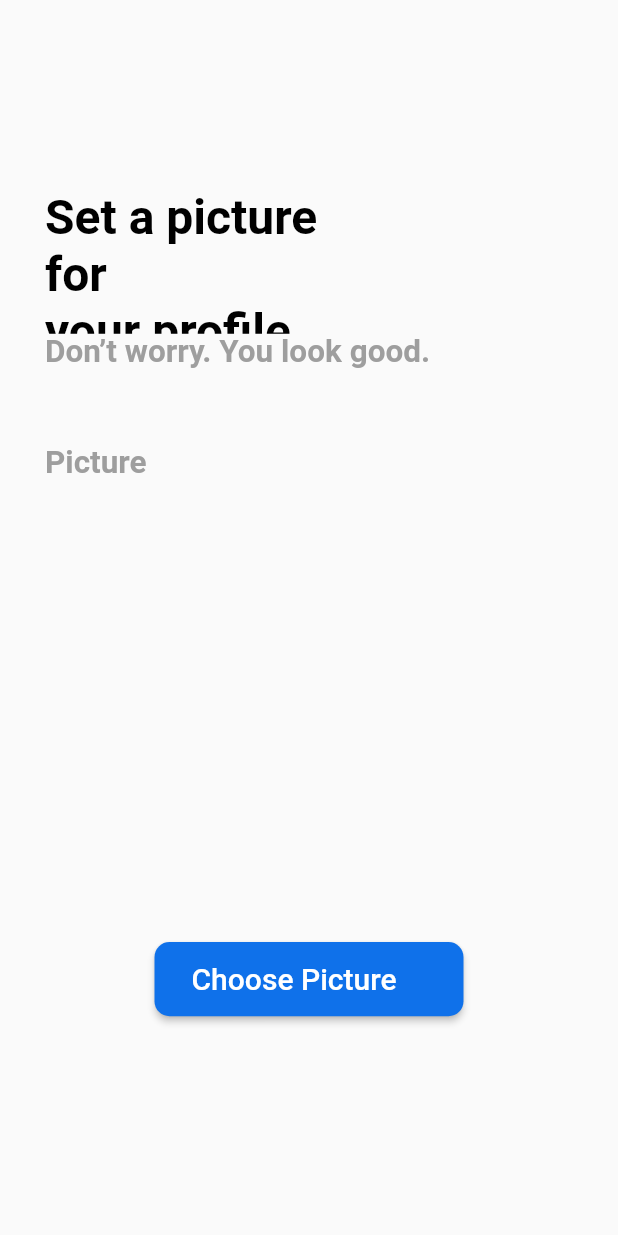
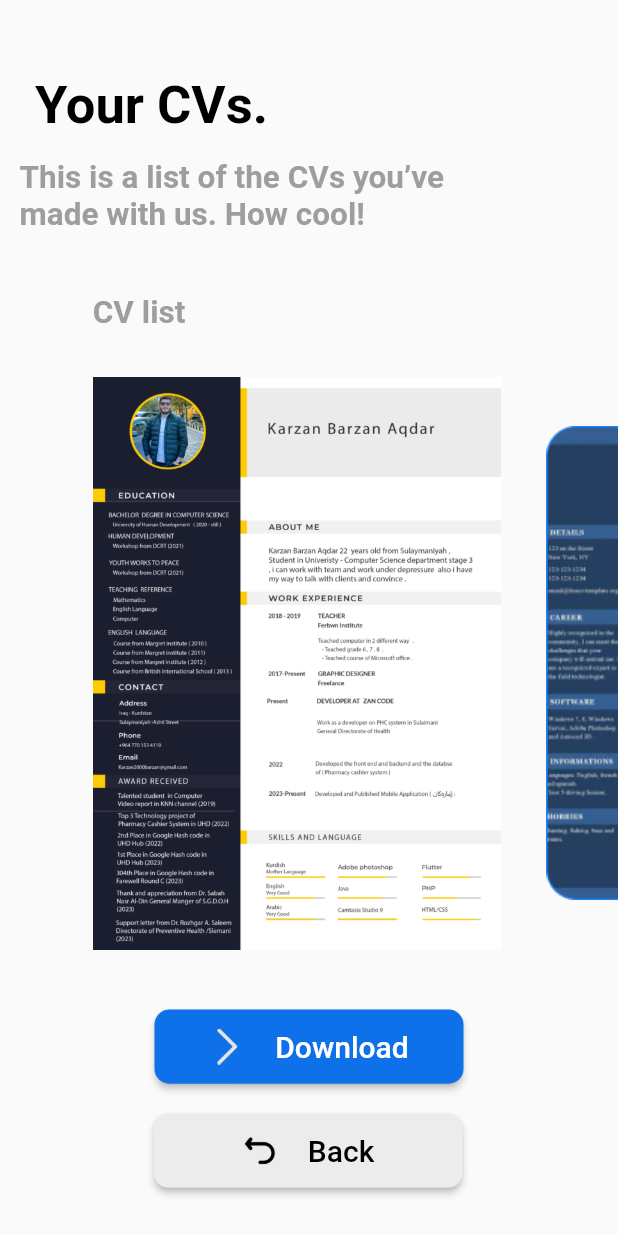
Before and after one commit to SeevProject/mobile, a Flutter app: the screen it shows after launch, on a phone screen of 412 x 824 dp. Run offline on Flutter 3.47's test engine with Material 2 defaults, Android fonts, the phone set to English and light mode, and no system bars; our stand-ins replace image_picker; missing offline and left inert: dart:ffi.

Commit message:
All_Design_Complete

```diff
--- /dev/null
+++ b/lib/Your_CV.dart
@@ -0,0 +1,203 @@
+import 'package:flutter/material.dart';
+
+import 'education_name.dart';
+import 'more_courses.dart';
+
+class Your_cv extends StatefulWidget {
+  const Your_cv({super.key});
+
+  @override
+  State<Your_cv> createState() => _Your_cvState();
+}
+
+class _Your_cvState extends State<Your_cv> {
+  @override
+  Widget build(BuildContext context) {
+    double screenwidth = MediaQuery.of(context).size.width;
+    double screenheight = MediaQuery.of(context).size.height;
+    return Scaffold(
+      body: ListView(
+        children: [
+          Column(
+            children: [
+              Padding(
+                padding: const EdgeInsets.only(top: 50),
+                child: Column(
+                  children: [
+                    Padding(
+                      padding: EdgeInsets.only(right: screenwidth * 0.51),
+                      child: Text(
+                        "Your CVs.",
+                        style: TextStyle(
+                            color: Colors.black,
+                            fontSize: 35,
+                            fontWeight: FontWeight.bold),
+                      ),
+                    ),
+                    Padding(
+                      padding:
+                          EdgeInsets.only(top: 15, right: screenwidth * 0.25),
+                      child: Center(
+                        child: Text(
+                          "This is a list of the CVs you’ve\nmade with us. How cool!",
+                          style: TextStyle(
+                              color: Colors.grey,
+                              fontSize: 21,
+                              fontWeight: FontWeight.bold),
+                        ),
+                      ),
+                    ),
+                    // fields
+
+                    Padding(
+                      padding:
+                          EdgeInsets.only(top: 40, right: screenwidth * 0.55),
+                      child: Text(
+                        "CV list",
+                        style: TextStyle(
+                            color: Colors.grey,
+                            fontSize: 21,
+                            fontWeight: FontWeight.bold),
+                      ),
+                    ),
+                    // cv's
+                    Container(
+                      width: screenwidth * 2,
+                      height: screenheight * 0.5,
+                      child: SingleChildScrollView(
+                        scrollDirection: Axis.horizontal,
+                        child: Row(
+                          mainAxisAlignment: MainAxisAlignment.center,
+                          children: [
+                            Padding(
+                              padding: EdgeInsets.only(
+                                  top: 30, left: screenwidth * 0.15),
+                              child: Container(
+                                color: const Color(0x001c7ffc),
+                                child: const Image(
+                                    image: AssetImage("assets/cv2023.jpg")),
+                              ),
+                            ),
+                            Padding(
+                              padding: const EdgeInsets.only(top: 30, left: 30),
+                              child: Container(
+                                color: const Color(0x001c7ffc),
+                                child: const Image(
+                                    image: AssetImage("assets/temps.png")),
+                              ),
+                            ),
+                            Padding(
+                              padding: const EdgeInsets.only(top: 30, left: 30),
+                              child: Container(
+                                color: const Color(0x001c7ffc),
+                                child: const Image(
+                                    image: AssetImage("assets/cv2023.jpg")),
+                              ),
+                            ),
+                          ],
+                        ),
+                      ),
+                    ),
+
+                    Column(
+                      mainAxisAlignment: MainAxisAlignment.center,
+                      children: [
+                        Padding(
+                          padding: EdgeInsets.only(top: 40),
+                          child: SizedBox(
+                            width: screenwidth * 0.5,
+                            height: screenheight * 0.06,
+                            child: ElevatedButton(
+                                style: ElevatedButton.styleFrom(
+                                  shape: RoundedRectangleBorder(
+                                    borderRadius: BorderRadius.circular(10),
+                                  ),
+                                  backgroundColor:
+                                      const Color.fromARGB(255, 15, 113, 234),
+                                ),
+                                onPressed: () {
+                                  Navigator.push(
+                                    context,
+                                    MaterialPageRoute(
+                                        builder: (context) =>
+                                            const more_courses()),
+                                  );
+                                },
+                                child: const Row(
+                                  mainAxisAlignment: MainAxisAlignment.center,
+                                  children: [
+                                    Padding(
+                                      padding: EdgeInsets.only(right: 20),
+                                      child: Image(
+                                        image: AssetImage("assets/next.png"),
+                                        width: 24,
+                                        height: 24,
+                                      ),
+                                    ),
+                                    Text(
+                                      'Download',
+                                      style: TextStyle(
+                                          color: Colors.white, fontSize: 20),
+                                    ),
+                                  ],
+                                )),
+                          ),
+                        ),
+                        // back button
+                        Padding(
+                          padding: EdgeInsets.only(
+                              left: 40, right: screenwidth * 0.10, top: 20),
+                          child: SizedBox(
+                            width: screenwidth * 0.5,
+                            height: screenheight * 0.06,
+                            child: ElevatedButton(
+                                style: ElevatedButton.styleFrom(
+                                  shape: RoundedRectangleBorder(
+                                    borderRadius: BorderRadius.circular(10),
+                                  ),
+                                  backgroundColor:
+                                      const Color.fromARGB(255, 236, 236, 236),
+                                ),
+                                onPressed: () {
+                                  Navigator.push(
+                                    context,
+                                    MaterialPageRoute(
+                                        builder: (context) =>
+                                            const education_name()),
+                                  );
+                                },
+                                child: const Row(
+                                  mainAxisAlignment: MainAxisAlignment.center,
+                                  children: [
+                                    Padding(
+                                      padding: EdgeInsets.only(right: 20),
+                                      child: Image(
+                                        image: AssetImage("assets/Button.png"),
+                                        width: 24,
+                                        height: 24,
+                                      ),
+                                    ),
+                                    Text(
+                                      'Back',
+                                      style: TextStyle(
+                                          color: Color.fromARGB(255, 0, 0, 0),
+                                          fontSize: 20),
+                                    ),
+                                  ],
+                                )),
+                          ),
+                        ),
+
+                        // next button
+                      ],
+                    )
+                  ],
+                ),
+              ),
+            ],
+          )
+        ],
+      ),
+    );
+  }
+}
--- a/lib/main.dart
+++ b/lib/main.dart
@@ -3,9 +3,11 @@
 import 'dart:ffi';
 
 import 'package:cv/Change_info.dart';
+import 'package:cv/Create_CV.dart';
 import 'package:cv/Finished_creating.dart';
 import 'package:cv/Home_Page.dart';
 import 'package:cv/LoginPage.dart';
+import 'package:cv/Your_CV.dart';
 import 'package:cv/upload_picture.dart';
 import 'package:flutter/material.dart';
 
@@ -24,6 +26,6 @@ class MyApp extends StatelessWidget {
         title: 'CV Generator',
         theme: ThemeData(primarySwatch: null),
         // darkTheme: ThemeData.dark(),
-        home: const UploadPicture());
+        home: const Your_cv());
   }
 }
--- a/pubspec.yaml
+++ b/pubspec.yaml
@@ -71,6 +71,8 @@ flutter:
      - assets/go.png
      - assets/done.png
      - assets/camera.png
+     - assets/temps.png
+     - assets/cv2023.jpg
 
 
   # An image asset can refer to one or more resolution-specific "variants", see
```
Also changed, not shown: lib/Create_CV.dart (added, +234 -0 lines), assets/cv2023.jpg (added), assets/temps.png (added).
